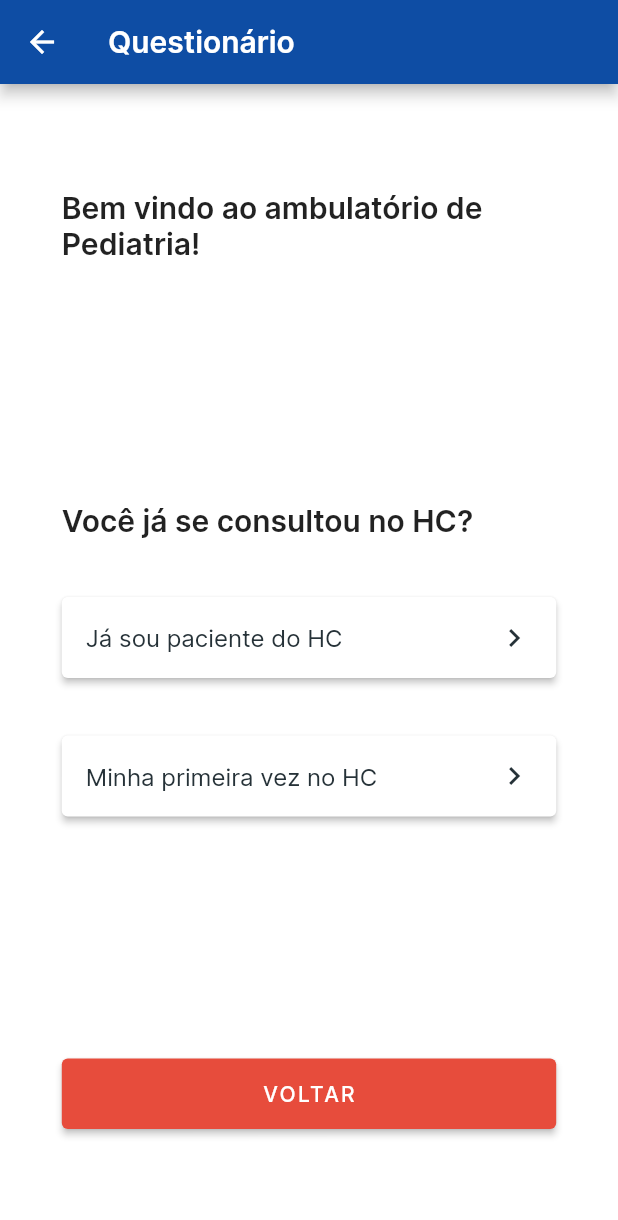
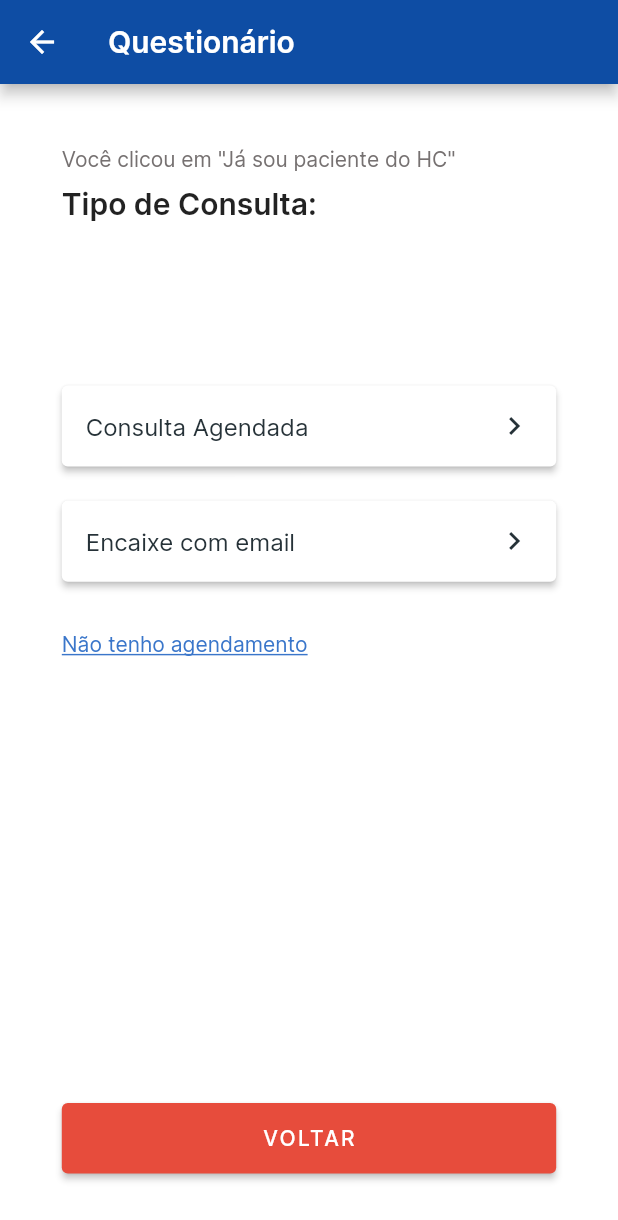
Before and after one commit to AlexandreOkita/eaki, a Flutter app: the FirstQuestionPage screen opened directly, after a tap on "Já sou paciente do HC", on a phone screen of 412 x 824 dp. Shown: the top 1220 px of the screen. Run offline on Flutter 3.47's test engine with Material 2 defaults, Android fonts, the phone set to English and light mode, and no system bars; our stand-ins replace flutter_riverpod.

Commit message:
add form pages

```diff
--- a/lib/components/eaki_scaffold.dart
+++ b/lib/components/eaki_scaffold.dart
@@ -16,7 +16,8 @@ class EakiScaffold extends ConsumerWidget {
         backgroundColor: theme.primaryColor,
       ),
       body: Padding(
-        padding: EdgeInsets.symmetric(horizontal: screen.width * 0.1),
+        padding:
+            EdgeInsets.symmetric(horizontal: screen.width * 0.1, vertical: screen.height * 0.05),
         child: body,
       ),
     );
--- /dev/null
+++ b/lib/components/generic_form_page.dart
@@ -0,0 +1,86 @@
+import 'package:eaki/components/advance_button.dart';
+import 'package:eaki/components/eaki_scaffold.dart';
+import 'package:eaki/components/not_mapped_button.dart';
+import 'package:eaki/components/red_back_button.dart';
+import 'package:flutter/material.dart';
+import 'package:flutter_riverpod/flutter_riverpod.dart';
+
+class GenericFormPage extends ConsumerWidget {
+  final String previousOption;
+  final String question;
+  final Widget centralWidget;
+  final int inputFlex;
+  final void Function()? onAdvance;
+  final NotMappedButton? notMappedButton;
+  const GenericFormPage({
+    this.inputFlex = 2,
+    this.onAdvance,
+    required this.previousOption,
+    required this.question,
+    required this.centralWidget,
+    this.notMappedButton,
+    Key? key,
+  }) : super(key: key);
+
+  @override
+  Widget build(BuildContext context, WidgetRef ref) {
+    final textTheme = Theme.of(context).textTheme;
+    return EakiScaffold(
+      title: 'Questionário',
+      body: Column(
+        mainAxisAlignment: MainAxisAlignment.spaceAround,
+        crossAxisAlignment: CrossAxisAlignment.start,
+        children: [
+          Flexible(
+            flex: 1,
+            child: Column(
+              crossAxisAlignment: CrossAxisAlignment.start,
+              children: [
+                Text("Você clicou em \"$previousOption\"", style: textTheme.bodyText2),
+                const SizedBox(
+                  height: 10,
+                ),
+                Text(question, style: textTheme.headline6),
+              ],
+            ),
+          ),
+          Flexible(
+            flex: inputFlex,
+            child: Column(
+              crossAxisAlignment: CrossAxisAlignment.start,
+              children: [
+                Flexible(
+                  flex: 2,
+                  child: centralWidget,
+                ),
+                const SizedBox(height: 10),
+                if (notMappedButton != null)
+                  Flexible(
+                    flex: 1,
+                    child: notMappedButton!,
+                  ),
+              ],
+            ),
+          ),
+          Flexible(
+            flex: 2,
+            child: Column(
+              mainAxisAlignment: MainAxisAlignment.end,
+              children: [
+                onAdvance == null
+                    ? Container()
+                    : AdvanceButton(
+                        onPressed: onAdvance,
+                      ),
+                const SizedBox(height: 10),
+                RedBackButton(
+                  onPressed: () => Navigator.pop(context),
+                ),
+              ],
+            ),
+          ),
+        ],
+      ),
+    );
+  }
+}
--- a/lib/components/not_mapped_button.dart
+++ b/lib/components/not_mapped_button.dart
@@ -12,7 +12,7 @@ class NotMappedButton extends ConsumerWidget {
     final textTheme = Theme.of(context).textTheme;
     return InkWell(
       hoverColor: const Color(0x103A76CA),
-      onTap: () => onPressed,
+      onTap: onPressed,
       child: Text(text, style: textTheme.caption),
     );
   }
--- a/lib/components/open_text_input.dart
+++ b/lib/components/open_text_input.dart
@@ -5,11 +5,13 @@ class OpenTextInput extends ConsumerWidget {
   final GlobalKey<FormState>? formKey;
   final String labelText;
   final void Function(String)? onFieldSubmitted;
+  final void Function(String)? onFieldChanged;
 
   const OpenTextInput({
     this.formKey,
     required this.labelText,
     this.onFieldSubmitted,
+    this.onFieldChanged,
     Key? key,
   }) : super(key: key);
 
@@ -19,6 +21,7 @@ class OpenTextInput extends ConsumerWidget {
       child: TextFormField(
         key: formKey,
         onFieldSubmitted: onFieldSubmitted,
+        onChanged: onFieldChanged,
         decoration: InputDecoration(
           border: const OutlineInputBorder(),
           labelText: labelText,
--- /dev/null
+++ b/lib/components/option_button_list.dart
@@ -0,0 +1,16 @@
+import 'package:eaki/components/option_button.dart';
+import 'package:flutter/material.dart';
+import 'package:flutter_riverpod/flutter_riverpod.dart';
+
+class OptionButtonList extends ConsumerWidget {
+  final List<OptionButton> options;
+  const OptionButtonList({required this.options, Key? key}) : super(key: key);
+
+  @override
+  Widget build(BuildContext context, WidgetRef ref) {
+    return Column(
+      mainAxisAlignment: MainAxisAlignment.spaceEvenly,
+      children: options,
+    );
+  }
+}
--- /dev/null
+++ b/lib/pages/appointment_type_page.dart
@@ -0,0 +1,42 @@
+import 'package:eaki/components/generic_form_page.dart';
+import 'package:eaki/components/not_mapped_button.dart';
+import 'package:eaki/components/option_button.dart';
+import 'package:eaki/components/option_button_list.dart';
+import 'package:eaki/pages/choose_specialty_page.dart';
+import 'package:flutter/material.dart';
+import 'package:flutter_riverpod/flutter_riverpod.dart';
+
+class AppointmentTypePage extends ConsumerWidget {
+  final String previousOption;
+
+  const AppointmentTypePage({required this.previousOption, Key? key}) : super(key: key);
+
+  @override
+  Widget build(BuildContext context, WidgetRef ref) {
+    return GenericFormPage(
+      previousOption: previousOption,
+      question: "Tipo de Consulta:",
+      notMappedButton: const NotMappedButton(text: "Não tenho agendamento"),
+      centralWidget: OptionButtonList(
+        options: [
+          OptionButton(
+            text: "Consulta Agendada",
+            onPressed: () => {
+              Navigator.push(
+                context,
+                MaterialPageRoute(
+                  builder: (context) =>
+                      ChooseSpecialtyPage(previousOption: "Consulta Agendada"),
+                ),
+              ),
+            },
+          ),
+          OptionButton(
+            text: "Encaixe com email",
+            onPressed: () => {print("VAI PRA FAIXA AMARELA")},
+          ),
+        ],
+      ),
+    );
+  }
+}
--- a/lib/pages/first_question_page.dart
+++ b/lib/pages/first_question_page.dart
@@ -1,6 +1,7 @@
 import 'package:eaki/components/eaki_scaffold.dart';
 import 'package:eaki/components/option_button.dart';
 import 'package:eaki/components/red_back_button.dart';
+import 'package:eaki/pages/appointment_type_page.dart';
 import 'package:flutter/material.dart';
 import 'package:flutter_riverpod/flutter_riverpod.dart';
 
@@ -14,8 +15,7 @@ class FirstQuestionPage extends ConsumerWidget {
 
     return EakiScaffold(
       title: "Questionário",
-      body: Expanded(
-        child: Column(
+      body: Column(
         mainAxisAlignment: MainAxisAlignment.spaceAround,
         children: [
           Text(
@@ -34,7 +34,11 @@ class FirstQuestionPage extends ConsumerWidget {
                 ),
                 OptionButton(
                   text: "Já sou paciente do HC",
-                    onPressed: () => print("aoba"),
+                  onPressed: () => Navigator.push(
+                      context,
+                      MaterialPageRoute(
+                          builder: (context) =>
+                              const AppointmentTypePage(previousOption: "Já sou paciente do HC"))),
                 ),
                 OptionButton(
                   text: "Minha primeira vez no HC",
@@ -46,7 +50,6 @@ class FirstQuestionPage extends ConsumerWidget {
           RedBackButton(onPressed: () => print("aoba")),
         ],
       ),
-      ),
     );
   }
 }
```
Also changed, not shown: lib/components/generic_option_form_page.dart (deleted, +0 -58 lines), lib/components/option_tile_list.dart (+35 -8 lines), lib/main.dart (+4 -27 lines), lib/pages/choose_specialty_page.dart (added, +33 -0 lines), lib/pages/request_hc_number_page.dart (added, +36 -0 lines), lib/pages/request_name_page.dart (added, +24 -0 lines). Lines whose indentation alone changed are shown as unchanged.
